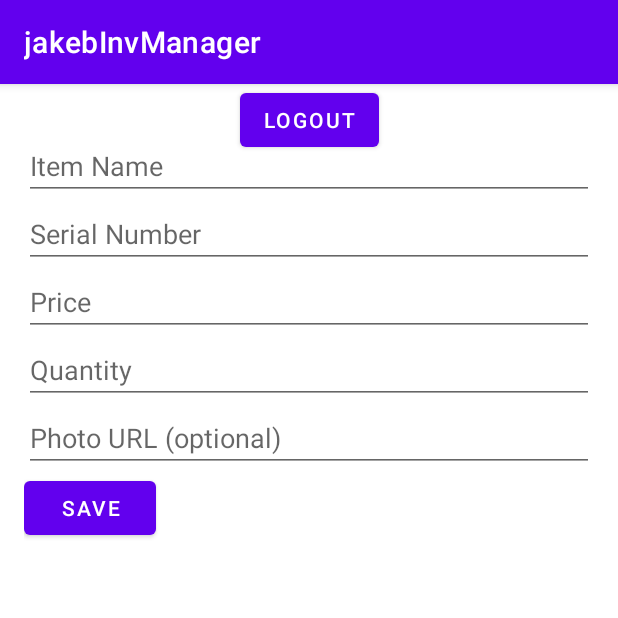
After one commit to zero-senpai/InvManagerApp, an Android app: the fragment NewItemFragment placed in its activity, on a phone screen of 412 x 824 dp, the top half of it. The commit adds this screen. Run offline under Robolectric (Android 15) with nearby library versions, the phone set to English and light mode, and no system bars.

Commit message:
adjust bugs in item fragment

```diff
--- /dev/null
+++ b/app/src/main/java/com/zybooks/jakebinvmanager/view/NewItemFragment.java
@@ -0,0 +1,94 @@
+package com.zybooks.jakebinvmanager.view;
+
+import android.os.Bundle;
+import android.util.Log;
+import android.view.LayoutInflater;
+import android.view.View;
+import android.view.ViewGroup;
+import android.widget.Button;
+import android.widget.EditText;
+import android.widget.Toast;
+
+import androidx.fragment.app.Fragment;
+
+import com.zybooks.jakebinvmanager.R;
+import com.zybooks.jakebinvmanager.data.database.DatabaseExecutor;
+import com.zybooks.jakebinvmanager.data.model.Item;
+
+import java.util.List;
+
+public class NewItemFragment extends Fragment {
+
+    private EditText itemNameEditText, serialNumberEditText, priceEditText, quantityEditText, photoEditText;
+    private Button saveButton;
+
+    private DatabaseExecutor databaseExecutor;
+
+    @Override
+    public View onCreateView(LayoutInflater inflater, ViewGroup container,
+                             Bundle savedInstanceState) {
+        // Inflate the layout for this fragment
+        View view = inflater.inflate(R.layout.fragment_new_item, container, false);
+
+        // Initialize UI components
+        itemNameEditText = view.findViewById(R.id.itemNameEditText);
+        serialNumberEditText = view.findViewById(R.id.serialNumberEditText);
+        priceEditText = view.findViewById(R.id.priceEditText);
+        quantityEditText = view.findViewById(R.id.quantityEditText);  // Add quantity field
+        photoEditText = view.findViewById(R.id.photoEditText);
+        saveButton = view.findViewById(R.id.saveButton);
+
+        // Initialize DatabaseExecutor
+        databaseExecutor = DatabaseExecutor.getInstance(getContext());
+
+        // Set onClickListener for Save button
+        saveButton.setOnClickListener(v -> createItem());
+
+        return view;
+    }
+
+    private void createItem() {
+        String itemName = itemNameEditText.getText().toString();
+        String quantityStr = quantityEditText.getText().toString();
+        String serialNumberStr = serialNumberEditText.getText().toString();
+        String priceStr = priceEditText.getText().toString();
+        String photo = photoEditText.getText().toString();  // Get the photo field
+
+        if (itemName.isEmpty() || quantityStr.isEmpty() || serialNumberStr.isEmpty() || priceStr.isEmpty() || photo.isEmpty()) {
+            Toast.makeText(getContext(), "All fields are required", Toast.LENGTH_SHORT).show();
+            return;
+        }
+
+        // Parse values from the input fields
+        int quantity = Integer.parseInt(quantityStr);
+        double serialNumber = Double.parseDouble(serialNumberStr);
+        double price = Double.parseDouble(priceStr);
+
+        // Create the new item
+        Item newItem = new Item(itemName, serialNumber, price, quantity, photo);
+
+        // Insert the item into the database
+        databaseExecutor.createItem(newItem, new DatabaseExecutor.ItemCreationCallback() {
+            @Override
+            public void onItemCreated() {
+                // Show success message on UI thread
+                Toast.makeText(getContext(), "Item created successfully", Toast.LENGTH_SHORT).show();
+            }
+
+            @Override
+            public void onItemCreationFailed() {
+                Log.e("NewItemFragment", "Item creation failed!"); // Add logging
+                if (getActivity() != null) {
+                    getActivity().runOnUiThread(new Runnable() {
+                        @Override
+                        public void run() {
+                            Toast.makeText(getActivity(), "Item creation failed!", Toast.LENGTH_SHORT).show();
+                        }
+                    });
+                }
+            }
+
+
+        });
+    }
+}
--- a/app/src/main/res/layout/activity_main.xml
+++ b/app/src/main/res/layout/activity_main.xml
@@ -6,25 +6,43 @@
     android:layout_height="match_parent"
     tools:context=".controller.MainActivity">
 
-    <!-- RecyclerView to display the list of items -->
+    <!-- RecyclerView for displaying items -->
     <androidx.recyclerview.widget.RecyclerView
         android:id="@+id/recyclerView"
         android:layout_width="0dp"
         android:layout_height="0dp"
-        app:layout_constraintBottom_toTopOf="@id/logoutButton"
+        android:layout_marginTop="16dp"
         app:layout_constraintEnd_toEndOf="parent"
         app:layout_constraintStart_toStartOf="parent"
-        app:layout_constraintTop_toTopOf="parent" />
+        app:layout_constraintTop_toBottomOf="@id/logoutButton" />
 
-    <!-- Logout Button -->
+    <!-- Button for logging out -->
     <Button
         android:id="@+id/logoutButton"
         android:layout_width="wrap_content"
         android:layout_height="wrap_content"
         android:text="Logout"
-        app:layout_constraintBottom_toBottomOf="parent"
         app:layout_constraintEnd_toEndOf="parent"
         app:layout_constraintStart_toStartOf="parent"
-        app:layout_constraintTop_toBottomOf="@id/recyclerView" />
+        app:layout_constraintTop_toTopOf="parent" />
+
+    <!-- Button for adding a new item (for ADMIN/USER roles) -->
+    <Button
+        android:id="@+id/addItemButton"
+        android:layout_width="wrap_content"
+        android:layout_height="wrap_content"
+        android:text="Add Item"
+        app:layout_constraintEnd_toEndOf="parent"
+        app:layout_constraintStart_toStartOf="parent"
+        app:layout_constraintTop_toBottomOf="@id/recyclerView"
+        android:visibility="gone" /> <!-- Default visibility is gone -->
+
+    <!-- FrameLayout container for fragment -->
+    <FrameLayout
+        android:id="@+id/fragmentContainer"
+        android:layout_width="match_parent"
+        android:layout_height="match_parent"
+        android:layout_marginTop="16dp"
+        app:layout_constraintTop_toBottomOf="@id/addItemButton" />
 
 </androidx.constraintlayout.widget.ConstraintLayout>
--- /dev/null
+++ b/app/src/main/res/layout/fragment_new_item.xml
@@ -0,0 +1,45 @@
+<LinearLayout xmlns:android="http://schemas.android.com/apk/res/android"
+    android:layout_width="match_parent"
+    android:layout_height="match_parent"
+    android:orientation="vertical"
+    android:padding="16dp">
+
+    <EditText
+        android:id="@+id/itemNameEditText"
+        android:layout_width="match_parent"
+        android:layout_height="wrap_content"
+        android:hint="Item Name" />
+
+    <EditText
+        android:id="@+id/serialNumberEditText"
+        android:layout_width="match_parent"
+        android:layout_height="wrap_content"
+        android:hint="Serial Number"
+        android:inputType="numberDecimal" /> <!-- Input type for decimal -->
+
+    <EditText
+        android:id="@+id/priceEditText"
+        android:layout_width="match_parent"
+        android:layout_height="wrap_content"
+        android:hint="Price"
+        android:inputType="numberDecimal" />
+
+    <EditText
+        android:id="@+id/quantityEditText"
+        android:layout_width="match_parent"
+        android:layout_height="wrap_content"
+        android:hint="Quantity"
+        android:inputType="number" /> <!-- Input type for number -->
+
+    <EditText
+        android:id="@+id/photoEditText"
+        android:layout_width="match_parent"
+        android:layout_height="wrap_content"
+        android:hint="Photo URL (optional)" />
+
+    <Button
+        android:id="@+id/saveButton"
+        android:layout_width="wrap_content"
+        android:layout_height="wrap_content"
+        android:text="Save" />
+</LinearLayout>
```
Also changed, not shown: app/src/main/java/com/zybooks/jakebinvmanager/controller/MainActivity.java (+28 -2 lines), app/src/main/java/com/zybooks/jakebinvmanager/data/database/AppDatabase.java (+7 -5 lines), app/src/main/java/com/zybooks/jakebinvmanager/data/database/DatabaseExecutor.java (+27 -7 lines), app/src/main/java/com/zybooks/jakebinvmanager/data/database/Migrations.java (added, +25 -0 lines), app/src/main/java/com/zybooks/jakebinvmanager/data/model/Item.java (+38 -6 lines).
